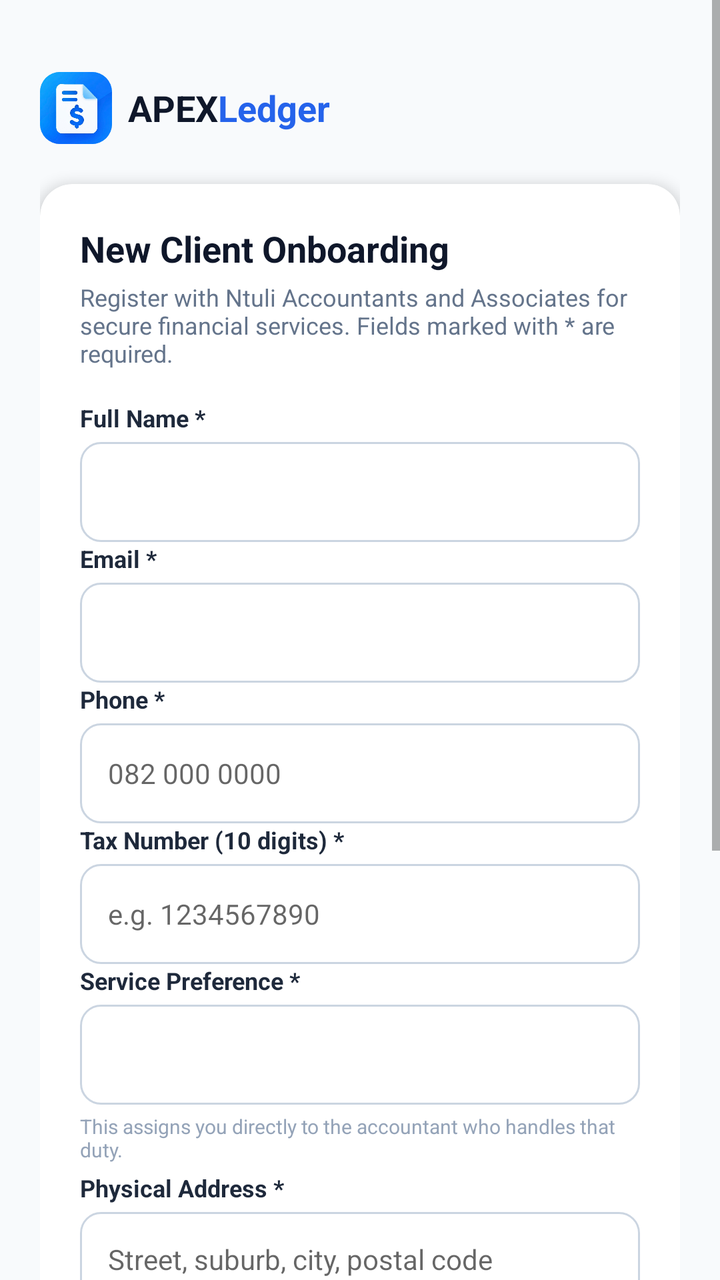
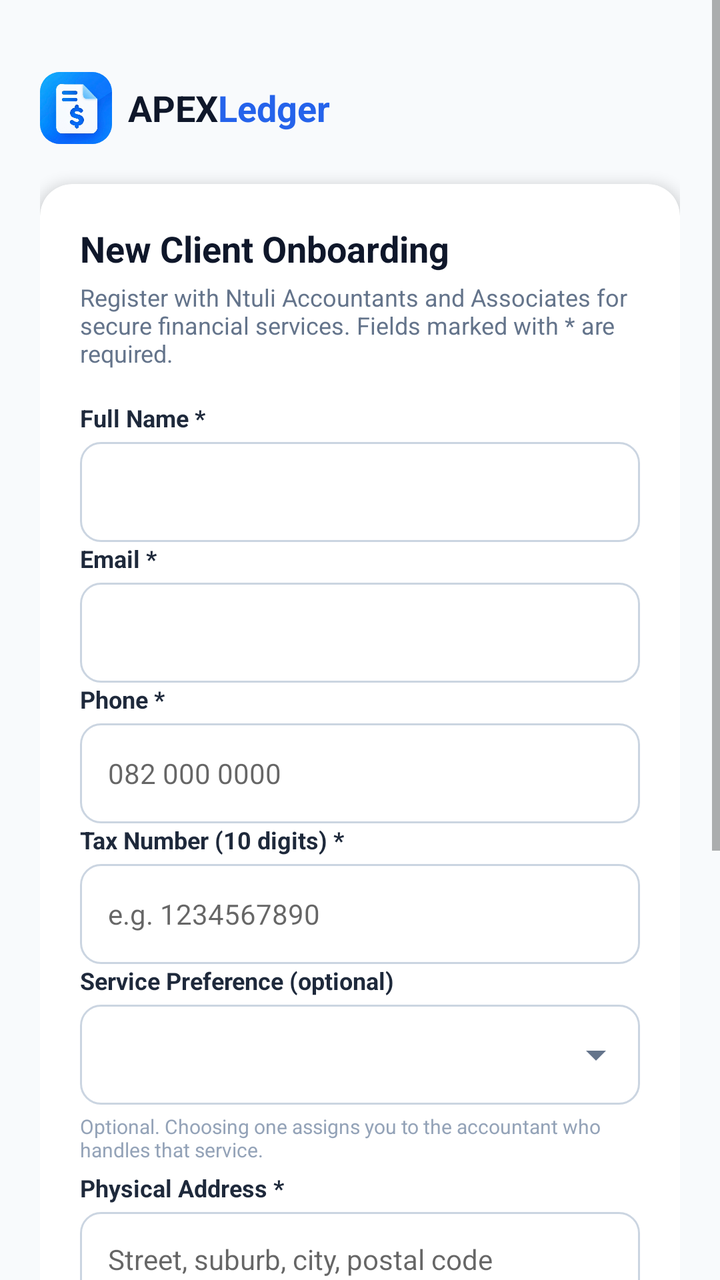

Compare the two renders of this Android layout. The source of the first and the diff that turns it into the second are given below.
<!-- AndroidManifest.xml: application theme Theme.ApexLedger -->
<!-- res/layout/activity_register.xml -->
<?xml version="1.0" encoding="utf-8"?>
<ScrollView xmlns:android="http://schemas.android.com/apk/res/android"
    xmlns:app="http://schemas.android.com/apk/res-auto"
    android:layout_width="match_parent"
    android:layout_height="match_parent"
    android:background="@color/gray_50"
    android:fillViewport="true">

    <LinearLayout
        android:layout_width="match_parent"
        android:layout_height="wrap_content"
        android:orientation="vertical"
        android:padding="20dp">

        <LinearLayout
            android:layout_width="wrap_content"
            android:layout_height="wrap_content"
            android:orientation="horizontal"
            android:gravity="center_vertical"
            android:layout_marginTop="16dp"
            android:layout_marginBottom="20dp">

            <ImageView
                android:layout_width="36dp"
                android:layout_height="36dp"
                android:src="@drawable/ic_logo"
                android:background="@drawable/bg_brand_icon"
                android:clipToOutline="true"
                android:contentDescription="APEXLedger logo"
                android:scaleType="centerCrop" />

            <TextView
                android:layout_width="wrap_content"
                android:layout_height="wrap_content"
                android:text="APEX"
                android:textColor="@color/navy"
                android:textStyle="bold"
                android:textSize="18sp"
                android:layout_marginStart="8dp" />

            <TextView
                android:layout_width="wrap_content"
                android:layout_height="wrap_content"
                android:text="Ledger"
                android:textColor="@color/primary"
                android:textStyle="bold"
                android:textSize="18sp" />
        </LinearLayout>

        <androidx.cardview.widget.CardView
            android:layout_width="match_parent"
            android:layout_height="wrap_content"
            app:cardCornerRadius="16dp"
            app:cardElevation="4dp"
            app:cardBackgroundColor="@color/white">

            <LinearLayout
                android:layout_width="match_parent"
                android:layout_height="wrap_content"
                android:orientation="vertical"
                android:padding="20dp">

                <TextView
                    android:layout_width="wrap_content"
                    android:layout_height="wrap_content"
                    android:text="New Client Onboarding"
                    android:textColor="@color/navy"
                    android:textStyle="bold"
                    android:textSize="18sp" />

                <TextView
                    android:layout_width="wrap_content"
                    android:layout_height="wrap_content"
                    android:text="Register with Ntuli Accountants and Associates for secure financial services. Fields marked with * are required."
                    android:textColor="@color/gray_500"
                    android:textSize="12sp"
                    android:layout_marginTop="4dp"
                    android:layout_marginBottom="16dp" />

                <TextView android:text="Full Name *" android:textColor="@color/navy_700" android:textStyle="bold" android:textSize="12sp" android:layout_width="wrap_content" android:layout_height="wrap_content" />
                <EditText
                    android:id="@+id/etFullName"
                    android:layout_width="match_parent"
                    android:layout_height="50dp"
                    android:background="@drawable/bg_input_field"
                    android:paddingStart="14dp" android:paddingEnd="14dp"
                    android:inputType="textPersonName"
                    android:textSize="14sp"
                    android:layout_marginTop="4dp" />
                <TextView
                    android:id="@+id/tvErrorFullName"
                    android:layout_width="wrap_content"
                    android:layout_height="wrap_content"
                    android:textColor="@color/danger_dark"
                    android:textSize="11sp"
                    android:layout_marginTop="2dp"
                    android:layout_marginBottom="10dp"
                    android:visibility="gone" />

                <TextView android:text="Email *" android:textColor="@color/navy_700" android:textStyle="bold" android:textSize="12sp" android:layout_width="wrap_content" android:layout_height="wrap_content" />
                <EditText
                    android:id="@+id/etEmail"
                    android:layout_width="match_parent"
                    android:layout_height="50dp"
                    android:background="@drawable/bg_input_field"
                    android:paddingStart="14dp" android:paddingEnd="14dp"
                    android:inputType="textEmailAddress"
                    android:textSize="14sp"
                    android:layout_marginTop="4dp" />
                <TextView
                    android:id="@+id/tvErrorEmail"
                    android:layout_width="wrap_content"
                    android:layout_height="wrap_content"
                    android:textColor="@color/danger_dark"
                    android:textSize="11sp"
                    android:layout_marginTop="2dp"
                    android:layout_marginBottom="10dp"
                    android:visibility="gone" />

                <TextView android:text="Phone *" android:textColor="@color/navy_700" android:textStyle="bold" android:textSize="12sp" android:layout_width="wrap_content" android:layout_height="wrap_content" />
                <EditText
                    android:id="@+id/etPhone"
                    android:layout_width="match_parent"
                    android:layout_height="50dp"
                    android:background="@drawable/bg_input_field"
                    android:paddingStart="14dp" android:paddingEnd="14dp"
                    android:inputType="phone"
                    android:hint="082 000 0000"
                    android:textSize="14sp"
                    android:layout_marginTop="4dp" />
                <TextView
                    android:id="@+id/tvErrorPhone"
                    android:layout_width="wrap_content"
                    android:layout_height="wrap_content"
                    android:textColor="@color/danger_dark"
                    android:textSize="11sp"
                    android:layout_marginTop="2dp"
                    android:layout_marginBottom="10dp"
                    android:visibility="gone" />

                <TextView android:text="Tax Number (10 digits) *" android:textColor="@color/navy_700" android:textStyle="bold" android:textSize="12sp" android:layout_width="wrap_content" android:layout_height="wrap_content" />
                <EditText
                    android:id="@+id/etTaxNumber"
                    android:layout_width="match_parent"
                    android:layout_height="50dp"
                    android:background="@drawable/bg_input_field"
                    android:paddingStart="14dp" android:paddingEnd="14dp"
                    android:inputType="number"
                    android:maxLength="10"
                    android:hint="e.g. 1234567890"
                    android:textSize="14sp"
                    android:layout_marginTop="4dp" />
                <TextView
                    android:id="@+id/tvErrorTaxNumber"
                    android:layout_width="wrap_content"
                    android:layout_height="wrap_content"
                    android:textColor="@color/danger_dark"
                    android:textSize="11sp"
                    android:layout_marginTop="2dp"
                    android:layout_marginBottom="10dp"
                    android:visibility="gone" />

                <TextView android:text="Service Preference *" android:textColor="@color/navy_700" android:textStyle="bold" android:textSize="12sp" android:layout_width="wrap_content" android:layout_height="wrap_content" />
                <Spinner
                    android:id="@+id/spinnerServicePreference"
                    android:layout_width="match_parent"
                    android:layout_height="50dp"
                    android:background="@drawable/bg_input_field"
                    android:layout_marginTop="4dp" android:layout_marginBottom="4dp" />
                <TextView
                    android:layout_width="wrap_content"
                    android:layout_height="wrap_content"
                    android:text="This assigns you directly to the accountant who handles that duty."
                    android:textColor="@color/gray_400"
                    android:textSize="10sp"
                    android:layout_marginBottom="4dp" />
                <TextView
                    android:id="@+id/tvErrorService"
                    android:layout_width="wrap_content"
                    android:layout_height="wrap_content"
                    android:textColor="@color/danger_dark"
                    android:textSize="11sp"
                    android:layout_marginBottom="10dp"
                    android:visibility="gone" />

                <TextView android:text="Physical Address *" android:textColor="@color/navy_700" android:textStyle="bold" android:textSize="12sp" android:layout_width="wrap_content" android:layout_height="wrap_content" />
                <EditText
                    android:id="@+id/etAddress"
                    android:layout_width="match_parent"
                    android:layout_height="wrap_content"
                    android:minLines="2"
                    android:gravity="top"
                    android:background="@drawable/bg_input_field"
                    android:padding="14dp"
                    android:hint="Street, suburb, city, postal code"
                    android:textSize="14sp"
                    android:layout_marginTop="4dp" />
                <TextView
                    android:id="@+id/tvErrorAddress"
                    android:layout_width="wrap_content"
                    android:layout_height="wrap_content"
                    android:textColor="@color/danger_dark"
                    android:textSize="11sp"
                    android:layout_marginTop="2dp"
                    android:layout_marginBottom="10dp"
                    android:visibility="gone" />

                <TextView android:text="Password *" android:textColor="@color/navy_700" android:textStyle="bold" android:textSize="12sp" android:layout_width="wrap_content" android:layout_height="wrap_content" />
                <EditText
                    android:id="@+id/etPassword"
                    android:layout_width="match_parent"
                    android:layout_height="50dp"
                    android:background="@drawable/bg_input_field"
                    android:paddingStart="14dp" android:paddingEnd="14dp"
                    android:inputType="textPassword"
                    android:hint="Min 8 chars, 1 uppercase, 1 number"
                    android:textSize="14sp"
                    android:layout_marginTop="4dp" />
                <TextView
                    android:id="@+id/tvErrorPassword"
                    android:layout_width="wrap_content"
                    android:layout_height="wrap_content"
                    android:textColor="@color/danger_dark"
                    android:textSize="11sp"
                    android:layout_marginTop="2dp"
                    android:layout_marginBottom="10dp"
                    android:visibility="gone" />

                <TextView android:text="Confirm Password *" android:textColor="@color/navy_700" android:textStyle="bold" android:textSize="12sp" android:layout_width="wrap_content" android:layout_height="wrap_content" />
                <EditText
                    android:id="@+id/etConfirmPassword"
                    android:layout_width="match_parent"
                    android:layout_height="50dp"
                    android:background="@drawable/bg_input_field"
                    android:paddingStart="14dp" android:paddingEnd="14dp"
                    android:inputType="textPassword"
                    android:textSize="14sp"
                    android:layout_marginTop="4dp" />
                <TextView
                    android:id="@+id/tvErrorConfirmPassword"
                    android:layout_width="wrap_content"
                    android:layout_height="wrap_content"
                    android:textColor="@color/danger_dark"
                    android:textSize="11sp"
                    android:layout_marginTop="2dp"
                    android:layout_marginBottom="14dp"
                    android:visibility="gone" />

                <LinearLayout
                    android:layout_width="match_parent"
                    android:layout_height="wrap_content"
                    android:orientation="horizontal"
                    android:layout_marginBottom="14dp">

                    <com.google.android.material.button.MaterialButton
                        android:id="@+id/btnCancelRegister"
                        style="@style/Widget.MaterialComponents.Button.OutlinedButton"
                        android:layout_width="0dp"
                        android:layout_weight="1"
                        android:layout_height="52dp"
                        android:text="Cancel"
                        android:textAllCaps="false"
                        android:textStyle="bold"
                        android:layout_marginEnd="6dp" />

                    <com.google.android.material.button.MaterialButton
                        android:id="@+id/btnRegisterClient"
                        android:layout_width="0dp"
                        android:layout_weight="1.4"
                        android:layout_height="52dp"
                        android:text="Register Client"
                        android:textAllCaps="false"
                        android:textStyle="bold"
                        android:backgroundTint="@color/primary"
                        android:layout_marginStart="6dp" />
                </LinearLayout>

                <TextView
                    android:id="@+id/tvStatus"
                    android:layout_width="wrap_content"
                    android:layout_height="wrap_content"
                    android:layout_gravity="center_horizontal"
                    android:textColor="@color/danger_dark"
                    android:textSize="13sp"
                    android:gravity="center"
                    android:layout_marginBottom="12dp" />

                <TextView
                    android:id="@+id/tvBackToLogin"
                    android:layout_width="wrap_content"
                    android:layout_height="wrap_content"
                    android:layout_gravity="center_horizontal"
                    android:text="Already have an account? Login here"
                    android:textColor="@color/primary"
                    android:textStyle="bold"
                    android:textSize="13sp" />

            </LinearLayout>
        </androidx.cardview.widget.CardView>

    </LinearLayout>
</ScrollView>
<!-- resources referenced by this layout -->
<resources>
  <color name="danger_dark">#DC2626</color>
  <color name="gray_400">#94A3B8</color>
  <color name="gray_50">#F8FAFC</color>
  <color name="gray_500">#64748B</color>
  <color name="navy">#0F172A</color>
  <color name="navy_700">#1E293B</color>
  <color name="primary">#2563EB</color>
  <color name="white">#FFFFFF</color>
  <!-- drawable bg_brand_icon (drawable) -->
  <?xml version="1.0" encoding="utf-8"?>
  <shape xmlns:android="http://schemas.android.com/apk/res/android"
      android:shape="rectangle">
      <corners android:radius="10dp" />
      <gradient
          android:angle="45"
          android:startColor="@color/primary"
          android:endColor="@color/cyan" />
  </shape>
  <!-- drawable bg_input_field (drawable) -->
  <?xml version="1.0" encoding="utf-8"?>
  <shape xmlns:android="http://schemas.android.com/apk/res/android"
      android:shape="rectangle">
      <corners android:radius="10dp" />
      <solid android:color="@color/white" />
      <stroke android:width="1dp" android:color="@color/gray_300" />
  </shape>
  <!-- drawable ic_logo: png bitmap (drawable-nodpi, 122955 bytes) -->
  <style name="Theme.ApexLedger" parent="Theme.MaterialComponents.DayNight.NoActionBar">
          <item name="colorPrimary">@color/primary</item>
          <item name="colorPrimaryDark">@color/primary_dark</item>
          <item name="colorAccent">@color/success</item>
          <item name="android:windowBackground">@color/background</item>
          <item name="android:statusBarColor">@color/status_bar</item>
          <item name="android:navigationBarColor">@color/white</item>
      </style>
  <color name="cyan">#0EA5E9</color>
  <color name="gray_300">#CBD5E1</color>
  <color name="primary_dark">#1D4ED8</color>
  <color name="success">#16A34A</color>
  <color name="background">@color/gray_50</color>
  <color name="status_bar">#0F172A</color>
</resources>

<!-- the commit's change to res/layout/activity_register.xml (unified diff, before → after) -->
@@ -63,6 +63,7 @@
                 <TextView
                     android:layout_width="wrap_content"
                     android:layout_height="wrap_content"
+                    android:id="@+id/tvRegisterTitle"
                     android:text="New Client Onboarding"
                     android:textColor="@color/navy"
                     android:textStyle="bold"
@@ -160,17 +161,17 @@
                     android:layout_marginBottom="10dp"
                     android:visibility="gone" />
 
-                <TextView android:text="Service Preference *" android:textColor="@color/navy_700" android:textStyle="bold" android:textSize="12sp" android:layout_width="wrap_content" android:layout_height="wrap_content" />
+                <TextView android:text="Service Preference (optional)" android:textColor="@color/navy_700" android:textStyle="bold" android:textSize="12sp" android:layout_width="wrap_content" android:layout_height="wrap_content" />
                 <Spinner
                     android:id="@+id/spinnerServicePreference"
                     android:layout_width="match_parent"
                     android:layout_height="50dp"
-                    android:background="@drawable/bg_input_field"
+                    android:background="@drawable/bg_spinner"
                     android:layout_marginTop="4dp" android:layout_marginBottom="4dp" />
                 <TextView
                     android:layout_width="wrap_content"
                     android:layout_height="wrap_content"
-                    android:text="This assigns you directly to the accountant who handles that duty."
+                    android:text="Optional. Choosing one assigns you to the accountant who handles that service."
                     android:textColor="@color/gray_400"
                     android:textSize="10sp"
                     android:layout_marginBottom="4dp" />
@@ -205,7 +206,7 @@
                     android:layout_marginBottom="10dp"
                     android:visibility="gone" />
 
-                <TextView android:text="Password *" android:textColor="@color/navy_700" android:textStyle="bold" android:textSize="12sp" android:layout_width="wrap_content" android:layout_height="wrap_content" />
+                <TextView android:id="@+id/lblPassword" android:text="Password *" android:textColor="@color/navy_700" android:textStyle="bold" android:textSize="12sp" android:layout_width="wrap_content" android:layout_height="wrap_content" />
                 <EditText
                     android:id="@+id/etPassword"
                     android:layout_width="match_parent"
@@ -226,7 +227,7 @@
                     android:layout_marginBottom="10dp"
                     android:visibility="gone" />
 
-                <TextView android:text="Confirm Password *" android:textColor="@color/navy_700" android:textStyle="bold" android:textSize="12sp" android:layout_width="wrap_content" android:layout_height="wrap_content" />
+                <TextView android:id="@+id/lblConfirmPassword" android:text="Confirm Password *" android:textColor="@color/navy_700" android:textStyle="bold" android:textSize="12sp" android:layout_width="wrap_content" android:layout_height="wrap_content" />
                 <EditText
                     android:id="@+id/etConfirmPassword"
                     android:layout_width="match_parent"
<!-- resource entries referenced after the edit -->
@@ -26,9 +26,21 @@
       <solid android:color="@color/white" />
       <stroke android:width="1dp" android:color="@color/gray_300" />
   </shape>
+  <!-- drawable bg_spinner (drawable) -->
+  <?xml version="1.0" encoding="utf-8"?>
+  <layer-list xmlns:android="http://schemas.android.com/apk/res/android">
+      <item android:drawable="@drawable/bg_input_field" />
+      <item
+          android:drawable="@drawable/ic_dropdown_arrow"
+          android:gravity="center_vertical|end"
+          android:width="24dp"
+          android:height="24dp"
+          android:end="10dp" />
+  </layer-list>
   <!-- drawable ic_logo: png bitmap (drawable-nodpi, 122955 bytes) -->
   <style name="Theme.ApexLedger" parent="Theme.MaterialComponents.DayNight.NoActionBar">
           <item name="colorPrimary">@color/primary</item>
+          <item name="colorOnPrimary">@color/on_primary</item>
           <item name="colorPrimaryDark">@color/primary_dark</item>
           <item name="colorAccent">@color/success</item>
           <item name="android:windowBackground">@color/background</item>
@@ -37,6 +49,15 @@
       </style>
   <color name="cyan">#0EA5E9</color>
   <color name="gray_300">#CBD5E1</color>
+  <!-- drawable ic_dropdown_arrow (drawable) -->
+  <?xml version="1.0" encoding="utf-8"?>
+  <vector xmlns:android="http://schemas.android.com/apk/res/android"
+      android:width="24dp" android:height="24dp"
+      android:viewportWidth="24" android:viewportHeight="24"
+      android:tint="@color/gray_500">
+      <path android:fillColor="#FF000000" android:pathData="M7,10l5,5 5,-5z" />
+  </vector>
+  <color name="on_primary">#FFFFFF</color>
   <color name="primary_dark">#1D4ED8</color>
   <color name="success">#16A34A</color>
   <color name="background">@color/gray_50</color>
